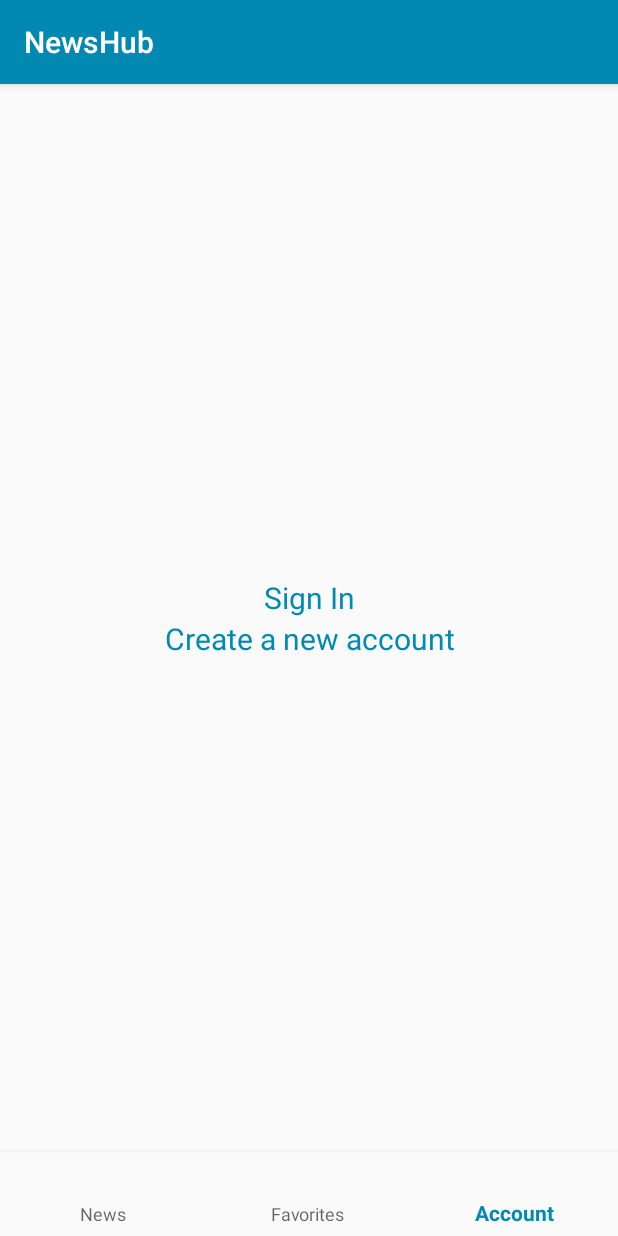
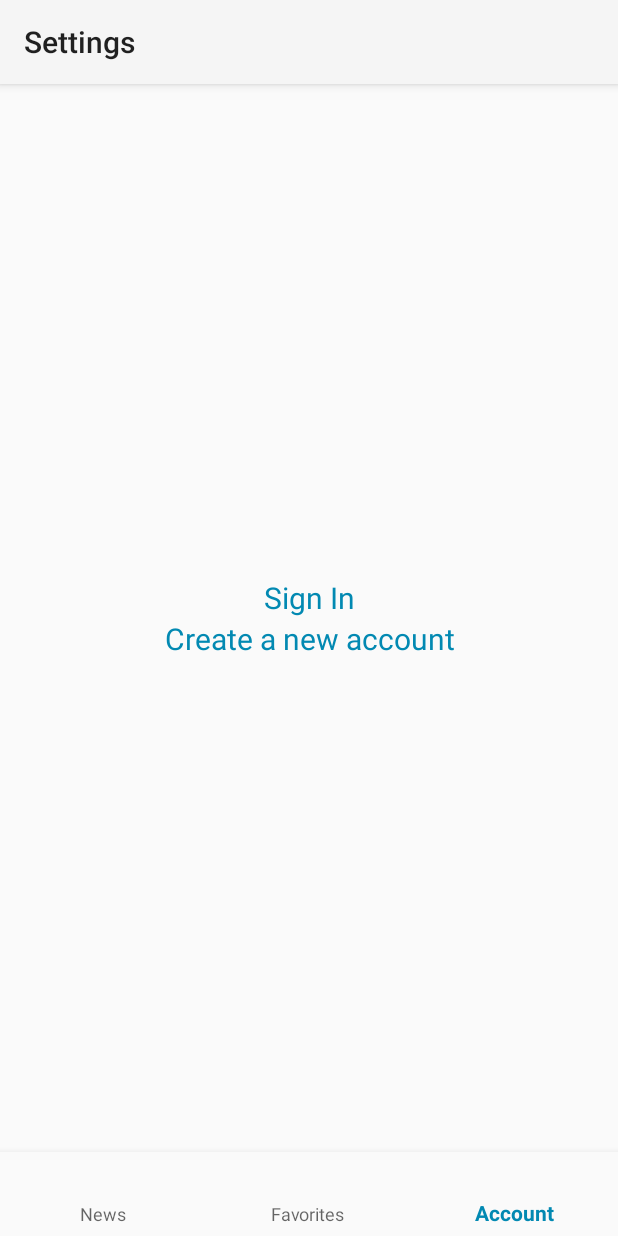
Before and after one commit to mohamed-shaar/NewsHub, an Android app: the screen it shows after launch (MainActivity), item 3 of the bottom bar chosen, on a phone screen of 412 x 824 dp. Run offline under Robolectric (Android 15) with nearby library versions, the phone set to English and light mode, and no system bars; our stand-ins replace Firebase (no records; nobody signed in at launch, a user with empty details on screens opened directly), Picasso; pictures from the network do not load; 1 statement that could not run was skipped.

Commit message:
added toolbar

```diff
--- a/app/build.gradle
+++ b/app/build.gradle
@@ -40,7 +40,6 @@ dependencies {
     implementation 'androidx.appcompat:appcompat:1.1.0'
     implementation 'com.squareup.retrofit2:retrofit:2.6.2'
     implementation 'com.squareup.retrofit2:converter-gson:2.6.2'
-    implementation 'com.android.support:design:28.0.0'
     implementation 'com.google.android.material:material:1.0.0'
     implementation 'androidx.recyclerview:recyclerview:1.0.0'
     implementation 'com.squareup.picasso:picasso:2.71828'
--- a/app/src/main/java/com/example/newshub/MainActivity.java
+++ b/app/src/main/java/com/example/newshub/MainActivity.java
@@ -1,16 +1,12 @@
 package com.example.newshub;
 
-import android.content.Intent;
-import android.content.SharedPreferences;
 import android.os.Bundle;
-import android.util.Log;
 import android.view.MenuItem;
 import android.widget.Toast;
 
 import androidx.annotation.NonNull;
-import androidx.annotation.Nullable;
-import androidx.annotation.VisibleForTesting;
 import androidx.appcompat.app.AppCompatActivity;
+import androidx.appcompat.widget.Toolbar;
 import androidx.fragment.app.Fragment;
 
 import com.example.newshub.firebase.Analytics;
@@ -21,18 +17,21 @@ import com.example.newshub.utils.NetworkAvailability;
 import com.google.android.material.bottomnavigation.BottomNavigationView;
 import com.google.firebase.analytics.FirebaseAnalytics;
 
-import static com.example.newshub.firebase.Firestore.SHARED_PREFS;
-
 public class MainActivity extends AppCompatActivity {
 
     /*private String category = "technology";
     private String apiKey = BuildConfig.News_Api_Key;
     private NewsTitleApi newsTitleApi;*/
 
+    private Toolbar toolbar;
+
     @Override
     protected void onCreate(Bundle savedInstanceState) {
         super.onCreate(savedInstanceState);
         setContentView(R.layout.activity_main);
+
+        toolbar = findViewById(R.id.toolbar_main);
+        setSupportActionBar(toolbar);
 
         FirebaseAnalytics analytics = Analytics.setUpAnalytics(this);
         analytics.logEvent("APP_Open", new Bundle());
@@ -42,8 +41,10 @@ public class MainActivity extends AppCompatActivity {
 
         if (getIntent().getAction().equals(getString(R.string.open_favorites))){
             getSupportFragmentManager().beginTransaction().replace(R.id.fragment_container, new FavoritesFragment(this)).commit();
+            toolbar.setTitle(R.string.favorites);
         }else{
             getSupportFragmentManager().beginTransaction().replace(R.id.fragment_container, new NewsFragment(this)).commit();
+            getSupportActionBar().setTitle(R.string.news);
         }
     }
 
@@ -56,14 +57,17 @@ public class MainActivity extends AppCompatActivity {
                         case R.id.nav_news:
                             selected = new NewsFragment(MainActivity.this);
                             NetworkCheck();
+                            toolbar.setTitle(R.string.news);
                             break;
                         case R.id.nav_favorites:
                             selected = new FavoritesFragment(MainActivity.this);
                             NetworkCheck();
+                            toolbar.setTitle(R.string.favorites);
                             break;
                         case R.id.nav_account:
                             selected = new AccountFragment();
                             NetworkCheck();
+                            toolbar.setTitle(R.string.settings);
                             break;
                     }
                     getSupportFragmentManager().beginTransaction().replace(R.id.fragment_container, selected).commit();
--- a/app/src/main/res/layout/activity_details.xml
+++ b/app/src/main/res/layout/activity_details.xml
@@ -10,6 +10,10 @@
         android:layout_width="match_parent"
         android:layout_height="wrap_content"
         android:orientation="vertical">
+
+        <include
+            android:id="@+id/toolbar_details"
+            layout="@layout/toolbar" />
 
         <ImageView
             android:id="@+id/iv_details_news"
--- a/app/src/main/res/layout/activity_main.xml
+++ b/app/src/main/res/layout/activity_main.xml
@@ -6,10 +6,15 @@
     android:layout_height="match_parent"
     tools:context=".MainActivity">
 
+    <include
+        android:id="@+id/toolbar_main"
+        layout="@layout/toolbar" />
+
     <FrameLayout
         android:id="@+id/fragment_container"
         android:layout_width="match_parent"
         android:layout_height="match_parent"
+        android:layout_below="@id/toolbar_main"
         android:layout_above="@id/bottom_navigation" />
 
 
--- /dev/null
+++ b/app/src/main/res/layout/toolbar.xml
@@ -0,0 +1,8 @@
+<?xml version="1.0" encoding="utf-8"?>
+<androidx.appcompat.widget.Toolbar xmlns:android="http://schemas.android.com/apk/res/android"
+    android:layout_width="match_parent"
+    android:layout_height="wrap_content"
+    android:background="@color/toolBarColor"
+    android:elevation="4dp">
+
+</androidx.appcompat.widget.Toolbar>
--- a/app/src/main/res/values/colors.xml
+++ b/app/src/main/res/values/colors.xml
@@ -4,4 +4,5 @@
     <color name="colorPrimaryDark">#E0E0E0</color>
     <color name="colorAccent">#D81B60</color>
     <color name="black">#000000</color>
+    <color name="toolBarColor">#F5F5F5</color>
 </resources>
--- a/app/src/main/res/values/strings.xml
+++ b/app/src/main/res/values/strings.xml
@@ -47,4 +47,5 @@
     <string name="appwidget_text">EXAMPLE</string>
     <string name="add_widget">Add widget</string>
     <string name="open_favorites">open_favorites</string>
+    <string name="settings">Settings</string>
 </resources>
--- a/app/src/main/res/values/styles.xml
+++ b/app/src/main/res/values/styles.xml
@@ -1,7 +1,7 @@
 <resources>
 
     <!-- Base application theme. -->
-    <style name="AppTheme" parent="Theme.AppCompat.Light.DarkActionBar">
+    <style name="AppTheme" parent="Theme.AppCompat.Light.NoActionBar">
         <!-- Customize your theme here. -->
         <item name="colorPrimary">@color/colorPrimary</item>
         <item name="colorPrimaryDark">@color/colorPrimaryDark</item>
```
Also changed, not shown: app/src/main/java/com/example/newshub/DetailsActivity.java (+19 -10 lines).
